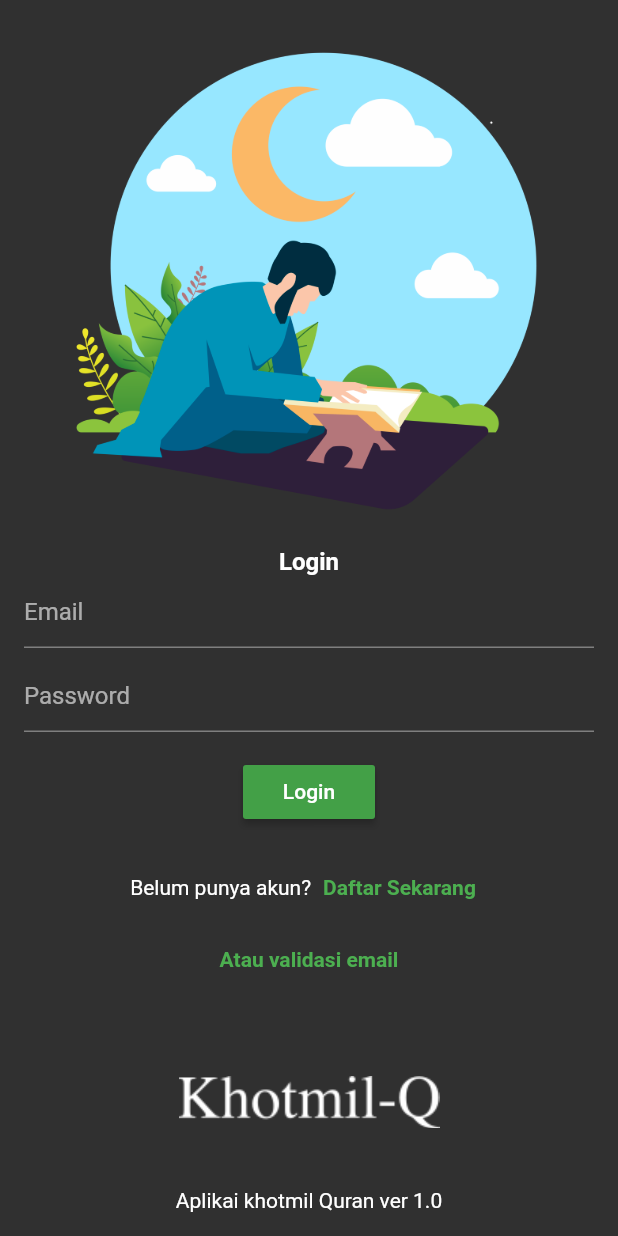
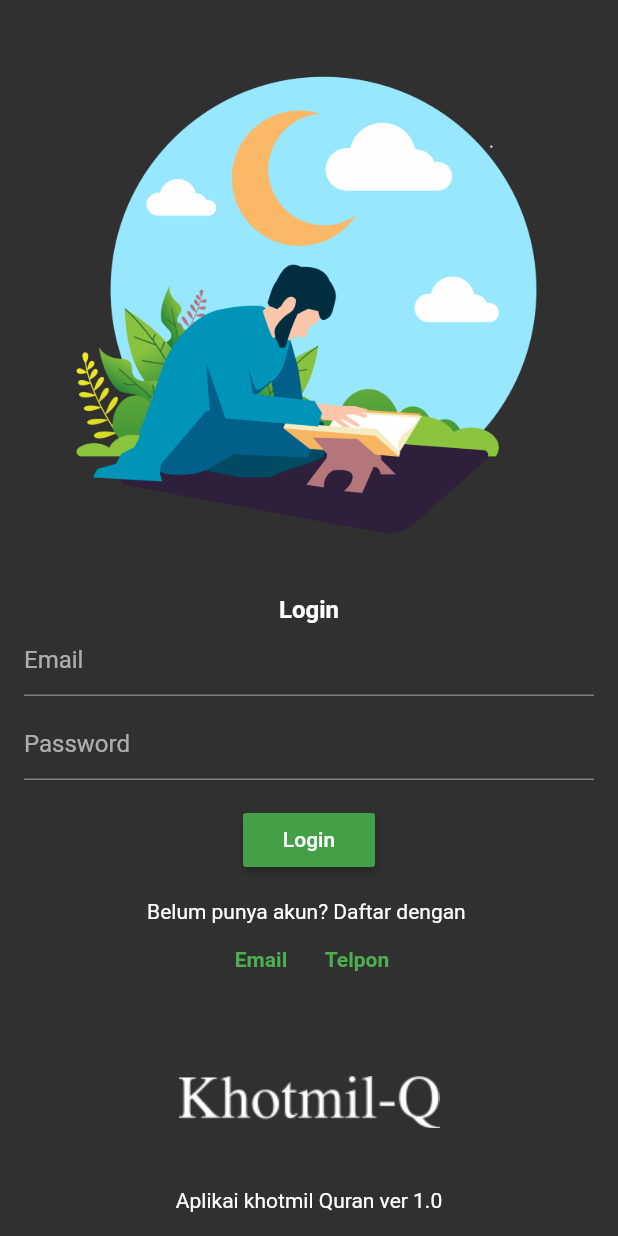
Before and after one commit to klepon/khotmil, a Flutter app: the screen it shows after launch, on a phone screen of 412 x 824 dp. Run offline on Flutter 3.47's test engine with Material 2 defaults, Android fonts, the light colour scheme and no system bars; our stand-ins replace email_validator, shared_preferences.

Commit message:
keep for now

```diff
--- a/lib/constant/text.dart
+++ b/lib/constant/text.dart
@@ -9,10 +9,12 @@ const String EnterPassword = 'Password';
 const String PasswordRequired = 'Password diperlukan';
 const String LoginText = 'Login';
 const String RegisterText = 'Daftar';
-const String ValidationText = 'Validasi';
-const String NoAccountYet = 'Belum punya akun?';
-const String HasAccountYet = 'Sudah punya akun?';
-const String RegisterNow = 'Daftar Sekarang';
+const String EmailValidationText = 'Validasi Email';
+const String PhoneValidationText = 'Validasi Nomor Telpon';
+const String NoAccountYet = 'Belum punya akun? Daftar dengan ';
+const String AlreadyHasAccount = 'Sudah punya akun?';
+const String RegisterWithEmailNow = 'Email';
+const String RegisterWithPhoneNow = 'Telpon';
 const String CopyRight = 'Aplikai khotmil Quran ver 1.0';
 const String WelcomeMessage = 'Assalamua\'laikum, ';
 const String YourGroup = 'Group Anda';
@@ -32,13 +34,19 @@ const String ValidationCode = 'Kode validasi';
 const String ValidationCodeRequired = 'Kode validasi diperlukan';
 const String ValidatedEmailAddress = 'Atau validasi email';
 const String LoginFormTitle = 'Login';
-const String RegisterFormTitle = 'Daftar';
+const String RegisterWithEmailFormTitle = 'Daftar dengan Email';
+const String RegisterWithPhoneFormTitle = 'Daftar dengan Nomor Telpon';
 const String ValidatedEmailFormTitle = 'Validasi email';
 const String FailValidateUser = 'Gagal memvalidasi email.';
 const String DataStatus = 'status';
 const String DataMessage = 'message';
 const String StatusSuccess = 'success';
 const String StatusError = 'error';
+
+const String FormLogin = 'form_login';
+const String FormRegisterEmail = 'form_register_email';
+const String FormRegisterPhone = 'form_register_phone';
+const String FormEmailValidation = 'form_email_validation';
 
 const Map TextCode = {
   'RegisterSuccessCheckEmail': 'Kode validasi berupa 6 (enam) angka telah dikirim ke email Anda. Coba cari di folder spam bila tidak ada di inbox.',
--- a/lib/widget/auth.dart
+++ b/lib/widget/auth.dart
@@ -7,7 +7,8 @@ import 'package:khotmil/widget/group_list.dart';
 import 'package:khotmil/widget/login_form.dart';
 import 'package:khotmil/widget/login_register.dart';
 import 'package:khotmil/widget/register_form.dart';
-import 'package:khotmil/widget/validation_form.dart';
+import 'package:khotmil/widget/register_phone_form.dart';
+import 'package:khotmil/widget/email_validation_form.dart';
 import 'package:shared_preferences/shared_preferences.dart';
 
 class Auth extends StatefulWidget {
@@ -89,7 +90,7 @@ class _AuthState extends State<Auth> {
         _loadingOverlay = false;
         _futureMessage = TextCode[data[DataMessage]];
         if (data[DataStatus] == StatusSuccess) {
-          _currentForm = ValidationText;
+          _currentForm = EmailValidationText;
         }
       });
     });
@@ -131,15 +132,18 @@ class _AuthState extends State<Auth> {
 
   _getForm() {
     switch (_currentForm) {
-      case ValidationText:
+      case FormEmailValidation:
         return ValidationForm(
           futureMessage: _futureMessage,
           changeForm: _changeForm,
           validationApi: _validationApi,
           requiredUserPass: '' == _email || '' == _password,
         );
-      case RegisterText:
+      case FormRegisterEmail:
         return RegisterForm(futureMessage: _futureMessage, changeForm: _changeForm, registerApi: _registerApi);
+
+      case FormRegisterPhone:
+        return RegisterPhoneForm(futureMessage: _futureMessage, changeForm: _changeForm, registerApi: _registerApi);
       default:
         return LoginForm(futureMessage: _futureMessage, changeForm: _changeForm, loginApi: _loginApi);
     }
--- a/lib/widget/login_form.dart
+++ b/lib/widget/login_form.dart
@@ -69,14 +69,19 @@ class _LoginFormState extends State<LoginForm> {
                   },
                   child: Text(LoginText)),
               SizedBox(height: 16.0),
-              Row(
+              Column(
                 mainAxisAlignment: MainAxisAlignment.center,
                 children: [
                   Text(NoAccountYet),
-                  TextButton(onPressed: () => widget.changeForm(RegisterText), child: Text(RegisterNow, style: TextStyle(fontWeight: FontWeight.bold))),
+                  Row(
+                    mainAxisAlignment: MainAxisAlignment.center,
+                    children: [
+                      TextButton(onPressed: () => widget.changeForm(FormRegisterEmail), child: Text(RegisterWithEmailNow, style: TextStyle(fontWeight: FontWeight.bold))),
+                      TextButton(onPressed: () => widget.changeForm(FormRegisterPhone), child: Text(RegisterWithPhoneNow, style: TextStyle(fontWeight: FontWeight.bold))),
+                    ],
+                  )
                 ],
               ),
-              TextButton(onPressed: () => widget.changeForm(ValidationText), child: Text(ValidatedEmailAddress, style: TextStyle(fontWeight: FontWeight.bold))),
             ],
           ),
         ));
--- a/lib/widget/login_register.dart
+++ b/lib/widget/login_register.dart
@@ -32,7 +32,6 @@ class _LoginRegisterState extends State<LoginRegister> {
               widget.currentForm,
               Column(
                 children: [
-                  SizedBox(height: 16.0),
                   Container(width: MediaQuery.of(context).size.width, height: MediaQuery.of(context).size.width * 20 / 100, child: Image(image: AssetImage(FooterLogo))),
                   SizedBox(height: 16.0),
                   Text(CopyRight),
--- a/pubspec.yaml
+++ b/pubspec.yaml
@@ -23,6 +23,7 @@ environment:
 dependencies:
   flutter:
     sdk: flutter
+  flutter_otp: ^0.3.2
 
   # The following adds the Cupertino Icons font to your application.
   # Use with the CupertinoIcons class for iOS style icons.
```
Also changed, not shown: lib/widget/email_validation_form.dart (renamed from lib/widget/validation_form.dart, +10 -4 lines), lib/widget/register_form.dart (+4 -3 lines), lib/widget/register_phone_form.dart (+111 -83 lines), pubspec.lock, 1 other file.
